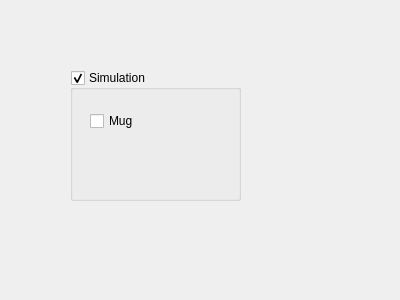
The window that components/objectagent/src/mainUI.ui (robocomp/robocomp-shelly) describes before a commit, drawn with Qt 5.
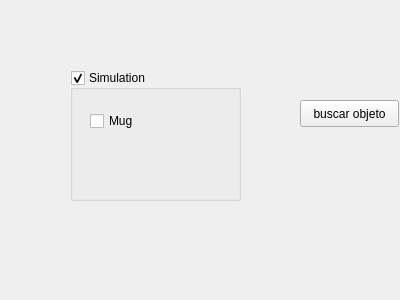
The same window after the commit.

What changed in the file:
```diff
--- a/components/objectagent/src/mainUI.ui
+++ b/components/objectagent/src/mainUI.ui
@@ -45,6 +45,19 @@
     </property>
    </widget>
   </widget>
+  <widget class="QPushButton" name="buscar">
+   <property name="geometry">
+    <rect>
+     <x>300</x>
+     <y>100</y>
+     <width>99</width>
+     <height>27</height>
+    </rect>
+   </property>
+   <property name="text">
+    <string>buscar objeto</string>
+   </property>
+  </widget>
  </widget>
  <resources/>
  <connections/>
```
